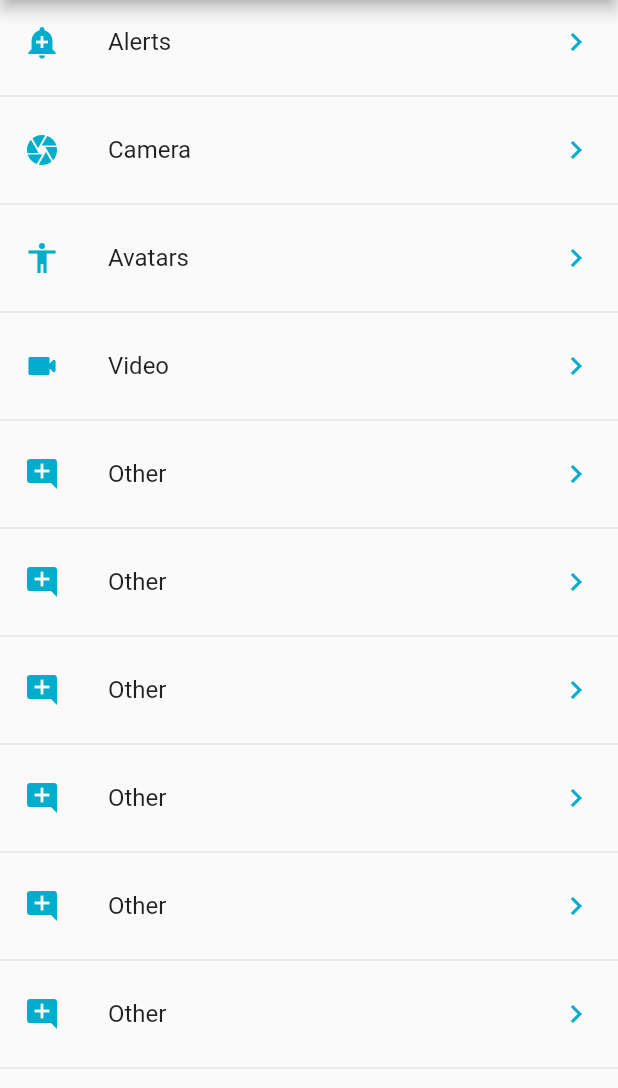
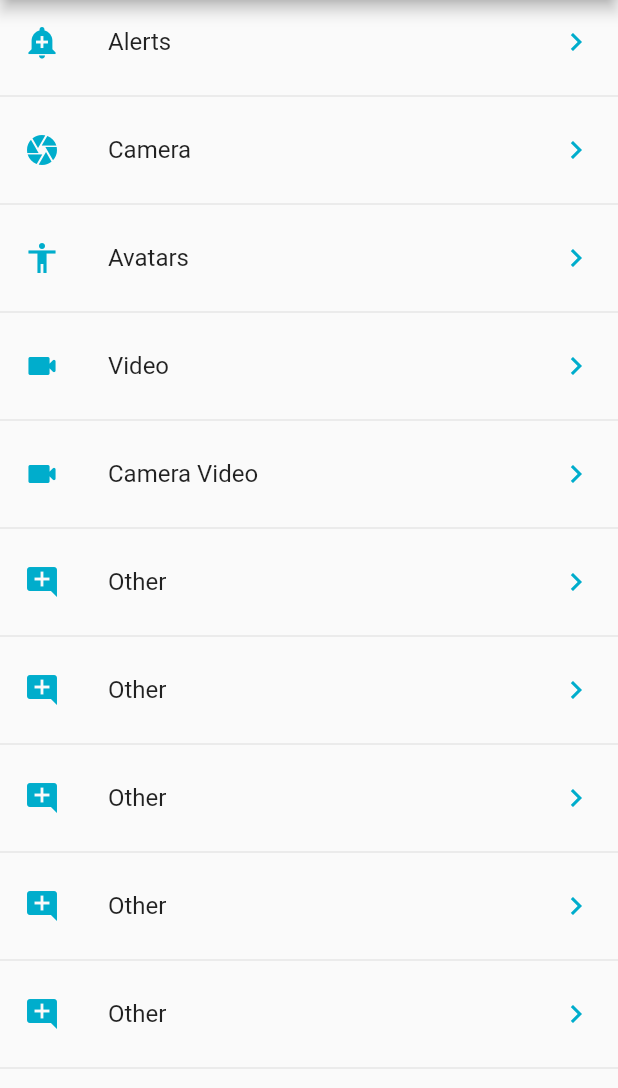
Before and after one commit to LabcitGlobal/flutter, a Flutter app: the screen it shows after launch, on a phone screen of 412 x 824 dp, the part 84-1172 px from its top. Run offline on Flutter 3.47's test engine with Material 2 defaults, Android fonts, the phone set to English and light mode, and no system bars; our stand-ins replace image_picker, video_player.

Commit message:
Update function XFile

```diff
--- a/assets/json/menu.json
+++ b/assets/json/menu.json
@@ -21,9 +21,9 @@
             "text"  : "Video"
         },
         {
-            "route" : "other",
-            "icon"  : "other",
-            "text"  : "Other"
+            "route" : "camera_video",
+            "icon"  : "videocam_rounded",
+            "text"  : "Camera Video"
         },
         {
             "route" : "other",
--- a/lib/src/pages/camera/camera_page.dart
+++ b/lib/src/pages/camera/camera_page.dart
@@ -27,7 +27,7 @@ class _CameraPageState extends State<CameraPage> {
       body: Center(
         child: ElevatedButton(
           onPressed: _con.showAlertDialog,
-          child: Text('Camera'),
+          child: Text('Camera', style: TextStyle(color: Colors.white)),
         ),
       ),
       floatingActionButton: FloatingActionButton(
--- a/lib/src/routes/routes.dart
+++ b/lib/src/routes/routes.dart
@@ -3,6 +3,7 @@ import 'package:flutter/material.dart';
 import 'package:flutter_applications/src/pages/alert_page.dart';
 import 'package:flutter_applications/src/pages/avatar_page.dart';
 import 'package:flutter_applications/src/pages/camera/camera_page.dart';
+import 'package:flutter_applications/src/pages/camera_video_page.dart';
 import 'package:flutter_applications/src/pages/home_page.dart';
 import 'package:flutter_applications/src/pages/other_page.dart';
 import 'package:flutter_applications/src/pages/video/video_page.dart';
@@ -14,6 +15,8 @@ Map<String, WidgetBuilder> getRoutes() {
     'camera': (BuildContext context) => CameraPage(),
     'avatar': (BuildContext context) => AvatarPage(),
     'video': (BuildContext context) => VideoPage(),
+    'camera_video': (BuildContext context) =>
+        CameraVideoPage(title: 'Camera Video'),
     'other': (BuildContext context) => OtherPage(),
   };
 }
```
Also changed, not shown: lib/src/pages/camera/camera_controller.dart (+22 -10 lines), lib/src/pages/camera_video_page.dart (+4 -4 lines), lib/src/pages/video/video_page.dart (+24 -0 lines), assets/img/lcloading.gif (added), assets/img/loading.gif (added).
